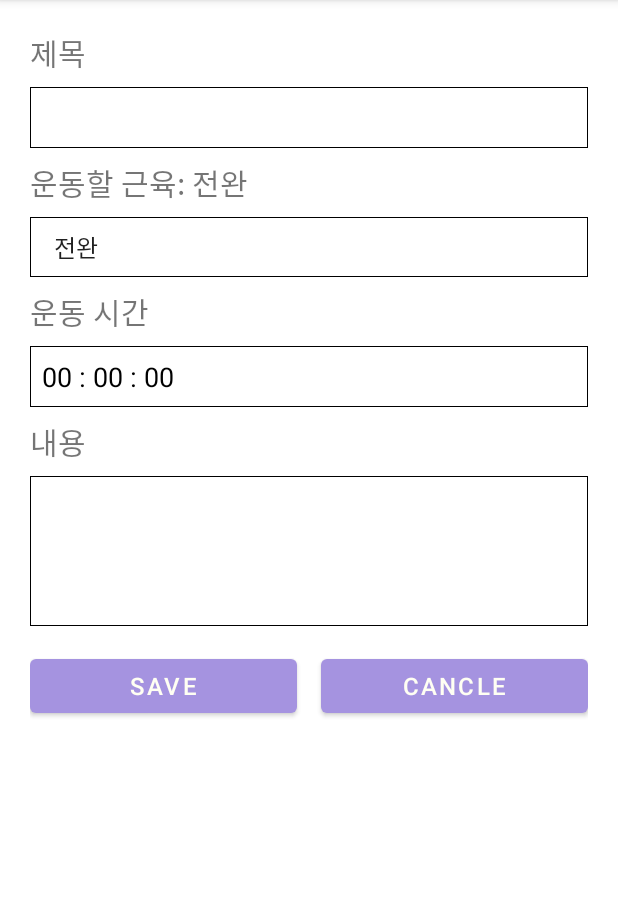
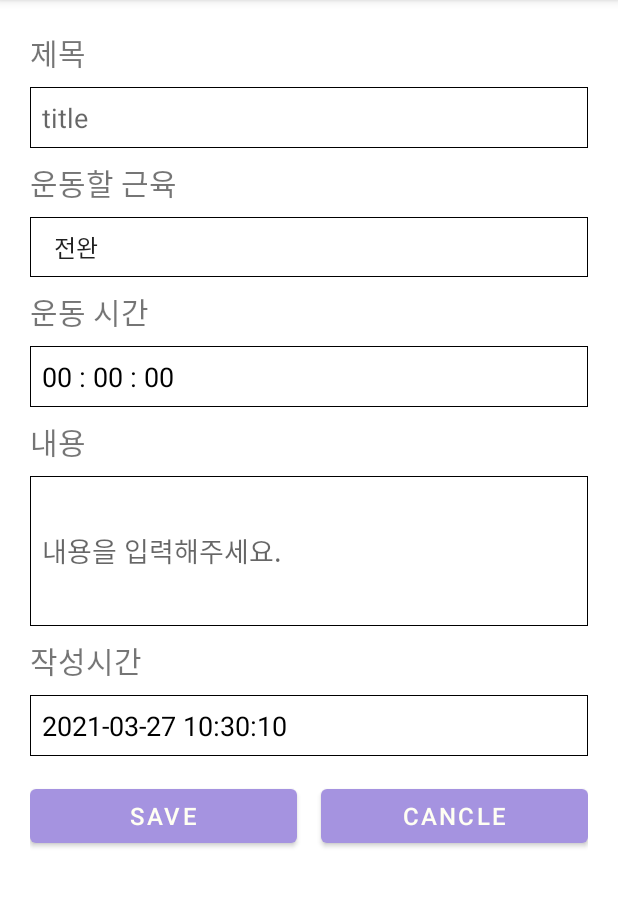
Before and after one commit to youngyin/exercise_helper, an Android app: the screen it shows after launch (DiaryActivity), after a tap on an icon or button, on a phone screen of 412 x 824 dp, the part 84-991 px from its top. Run offline under Robolectric (Android 15) with nearby library versions, the phone set to English and light mode, and no system bars.

Commit message:
connect SQLlite #3
time 변경 가능하도록 수정
time type 변경: text -> timestap
select order by _time

```diff
--- a/exercise_helper_app/app/src/main/java/com/example/exercise_helper/DBHelper.java
+++ b/exercise_helper_app/app/src/main/java/com/example/exercise_helper/DBHelper.java
@@ -36,7 +36,7 @@ public class DBHelper extends SQLiteOpenHelper {
         String mySQL = String.format(
                 "create table if not exists %s (" +
                 "%s integer primary key autoincrement, %s integer default 0,  %s real default 0, " +
-                "%s text, %s text, %s text, %s text);",
+                "%s text, %s text, %s text, %s timestamp);",
                 TABLE_NAME_DIARY,
                 COL_NAME_ID, COL_NAME_DELAY, COL_NAME_AVERAGE,
                 COL_NAME_TITLE, COL_NAME_CATEGORY, COL_NAME_CONTENT, COL_NAME_TIME);
@@ -58,10 +58,7 @@ public class DBHelper extends SQLiteOpenHelper {
         Toast.makeText(context,"삭제되었습니다.",Toast.LENGTH_SHORT).show();
     }
 
-    public void insert(String title, String category, String delay, String content, String average){
-        SimpleDateFormat format1 = new SimpleDateFormat( "yyyy-MM-dd HH:mm:ss");
-        String _time = format1.format(new Date());
-
+    public void insert(String title, String category, String delay, String content, String average, String _time){
         SQLiteOpenHelper myDBHelper = new DBHelper(context);
         SQLiteDatabase sqlDB = myDBHelper.getWritableDatabase();
         ContentValues cv = new ContentValues();
@@ -80,7 +77,7 @@ public class DBHelper extends SQLiteOpenHelper {
         }
     }
 
-    public void update(String _id, String title, String category, String delay, String content){
+    public void update(String _id, String title, String category, String delay, String content, String mTime){
         SQLiteOpenHelper myDBHelper = new DBHelper(context);
         SQLiteDatabase sqlDB = myDBHelper.getWritableDatabase();
 
@@ -89,6 +86,7 @@ public class DBHelper extends SQLiteOpenHelper {
         cv.put(COL_NAME_CATEGORY, category);
         cv.put(COL_NAME_DELAY, delay);
         cv.put(COL_NAME_CONTENT, content);
+        cv.put(COL_NAME_TIME, mTime);
 
         long result = sqlDB.update(TABLE_NAME_DIARY, cv, COL_NAME_ID+"=?", new String[]{_id});
         if (result != -1){
@@ -103,7 +101,7 @@ public class DBHelper extends SQLiteOpenHelper {
         SQLiteDatabase sqlDB = myDBHelper.getWritableDatabase();
 
         String mySQL = String.format(
-                "select %s, %s, %s, %s, %s, %s, %s from %s order by _id DESC;",
+                "select %s, %s, %s, %s, %s, %s, %s from %s order by _time DESC;",
                 COL_NAME_ID, COL_NAME_TITLE, COL_NAME_CATEGORY, COL_NAME_DELAY, COL_NAME_CONTENT, COL_NAME_TIME, COL_NAME_AVERAGE,
                 TABLE_NAME_DIARY);
         Cursor cursor = sqlDB.rawQuery(mySQL, null);
--- a/exercise_helper_app/app/src/main/java/com/example/exercise_helper/DiaryActivity.java
+++ b/exercise_helper_app/app/src/main/java/com/example/exercise_helper/DiaryActivity.java
@@ -19,7 +19,7 @@ public class DiaryActivity extends AppCompatActivity implements View.OnClickList
     private EditText delayEditTV;
     private EditText contentEditTv;
     private EditText idEditTV;
-    private TextView timeTV;
+    private EditText timeEditTV;
     private TextView categoryTV;
     private Spinner categorySpinner;
     private Button cancelBtn;
@@ -54,7 +54,7 @@ public class DiaryActivity extends AppCompatActivity implements View.OnClickList
         titleEditTV = findViewById(R.id.title_editTV);
         delayEditTV = findViewById(R.id.delay_editTV);
         contentEditTv = findViewById(R.id.content_editTV);
-        timeTV = findViewById(R.id.time_textView2);
+        timeEditTV = findViewById(R.id.time_editTV);
         categorySpinner = findViewById(R.id.category_spinner);
         categoryTV = findViewById(R.id.category_textview2);
 
@@ -85,19 +85,21 @@ public class DiaryActivity extends AppCompatActivity implements View.OnClickList
             }
 
             titleEditTV.setText(dictionary.getTitle());
-            categoryTV.setText("운동할 근육: "+dictionary.getCategory() + "");
+            categoryTV.setText("운동할 근육");
             contentEditTv.setText(dictionary.getContent());
             delayEditTV.setText(message);
             idEditTV.setText(dictionary.getId());
-            timeTV.setText(dictionary.getTime());
+            timeEditTV.setText(dictionary.getTime());
 
         } else if(mode.equals(MyPointer.getCREATE_MODE())){ // main -> diary (click image button)
-            timeTV.setText("");
-            timeTV.setHeight(0);
+            SimpleDateFormat format1 = new SimpleDateFormat( "yyyy-MM-dd HH:mm:ss");
+            String myTime = format1.format(new Date());
+            timeEditTV.setText(myTime);
 
             int myTimer = 0;
             String message = String.format("%02d : %02d : %02d", (int)(myTimer/3600), (int)((myTimer/60)%60), (int)(myTimer%60));
             delayEditTV.setText(message);
+
         } else if(mode.equals(MyPointer.getUPDATE_MODE())){ // main -> diary (click recyclerview)
             // 근육 선택창 설정
             String[] musle = getResources().getStringArray(R.array.muscle);
@@ -118,11 +120,11 @@ public class DiaryActivity extends AppCompatActivity implements View.OnClickList
             }
 
             titleEditTV.setText(dictionary.getTitle());
-            categoryTV.setText("운동할 근육: "+dictionary.getCategory() + "");
+            categoryTV.setText("운동할 근육");
             contentEditTv.setText(dictionary.getContent());
             delayEditTV.setText(message);
             idEditTV.setText(dictionary.getId());
-            timeTV.setText(dictionary.getTime());
+            timeEditTV.setText(dictionary.getTime());
 
             // 버튼 설정
             if (!dictionary.getId().equals("")){
@@ -136,13 +138,21 @@ public class DiaryActivity extends AppCompatActivity implements View.OnClickList
     public void onClick(View v) {
         switch (v.getId()){
             case R.id.save_btn :
+                String delay = "0";
                 String title = titleEditTV.getText().toString();
-                String delay = "0";
                 String content = contentEditTv.getText().toString();
+                String myTime = timeEditTV.getText().toString();
+
+                // 유효성 검사
+                if (myTime.matches("^\\d\\d\\d\\d-\\d\\d-\\d\\d \\d\\d:\\d\\d:\\d\\d$")) {
+                    // pass
+                } else {
+                    Toast.makeText(getApplicationContext(), "YYYY-MM-DD hh:mm:ss 형태로 입력해주세요!", Toast.LENGTH_LONG).show();
+                    break;
+                }
 
                 String strDate = delayEditTV.getText().toString();
-                Boolean validation = strDate.matches("^\\d\\d : \\d\\d : \\d\\d$");
-                if (validation) {
+                if (strDate.matches("^\\d\\d : \\d\\d : \\d\\d$")) {
                     strDate = strDate.replaceAll("[^0-9]", "");
                     Integer hour = Integer.parseInt(strDate.charAt(0)+""+strDate.charAt(1));
                     Integer min = Integer.parseInt(strDate.charAt(2)+""+strDate.charAt(3));
@@ -156,12 +166,12 @@ public class DiaryActivity extends AppCompatActivity implements View.OnClickList
 
                 if (mode.equals(MyPointer.getCREATE_EXERCISE_MODE())){ // main -> exercise -> diary
                     String average = dictionary.getAverage();
-                    dbHelper.insert(title, category, delay, content, average);
+                    dbHelper.insert(title, category, delay, content, average, myTime);
                 } else if(mode.equals(MyPointer.getCREATE_MODE())){ // main -> diary (click image button)
                     String average = "0.0000";
-                    dbHelper.insert(title, category, delay, content, average);
+                    dbHelper.insert(title, category, delay, content, average, myTime);
                 } else if(mode.equals(MyPointer.getUPDATE_MODE())){ // main -> diary (click recyclerview)
-                    dbHelper.update(dictionary.getId(), title, category, delay, content);
+                    dbHelper.update(dictionary.getId(), title, category, delay, content, myTime);
                 }
 
                 finish();
@@ -182,11 +192,10 @@ public class DiaryActivity extends AppCompatActivity implements View.OnClickList
     @Override
     public void onItemSelected(AdapterView<?> parent, View view, int position, long id) {
         category = ""+parent.getItemAtPosition(position);
-        categoryTV.setText("운동할 근육: "+category);
+        categoryTV.setText("운동할 근육");
     }
 
     @Override
     public void onNothingSelected(AdapterView<?> parent) {
-        categoryTV.setText("운동할 근육");
     }
 }
--- a/exercise_helper_app/app/src/main/res/layout/activity_diary.xml
+++ b/exercise_helper_app/app/src/main/res/layout/activity_diary.xml
@@ -31,6 +31,7 @@
         android:layout_marginBottom="@dimen/layout_default_space"/>
 
     <EditText
+        android:hint="title"
         android:id="@+id/title_editTV"
         android:padding="@dimen/layout_default_space"
         android:textColor="@color/black"
@@ -66,12 +67,13 @@
 
     <EditText
         android:id="@+id/delay_editTV"
-        android:padding="@dimen/layout_default_space"
-        android:textColor="@color/black"
-        android:background="@drawable/memo_border"
         android:layout_width="match_parent"
         android:layout_height="wrap_content"
-        android:layout_marginBottom="@dimen/layout_default_space"/>
+        android:layout_marginBottom="@dimen/layout_default_space"
+        android:background="@drawable/memo_border"
+        android:hint="00 : 00 : 00"
+        android:padding="@dimen/layout_default_space"
+        android:textColor="@color/black" />
 
     <TextView
         android:layout_width="match_parent"
@@ -81,6 +83,7 @@
         android:layout_marginBottom="@dimen/layout_default_space"/>
 
     <EditText
+        android:hint="내용을 입력해주세요."
         android:id="@+id/content_editTV"
         android:padding="@dimen/layout_default_space"
         android:textColor="@color/black"
@@ -90,11 +93,21 @@
         android:layout_marginBottom="@dimen/layout_default_space"/>
 
     <TextView
-        android:id="@+id/time_textView2"
         android:layout_width="match_parent"
         android:layout_height="wrap_content"
         android:text="작성시간"
-        android:textSize="@dimen/big_title_font_size"/>
+        android:textSize="@dimen/big_title_font_size"
+        android:layout_marginBottom="@dimen/layout_default_space"/>
+
+    <EditText
+        android:hint="yyyy-mm-dd hh:mm:ss"
+        android:id="@+id/time_editTV"
+        android:padding="@dimen/layout_default_space"
+        android:textColor="@color/black"
+        android:background="@drawable/memo_border"
+        android:layout_width="match_parent"
+        android:layout_height="wrap_content"
+        android:layout_marginBottom="@dimen/layout_default_space"/>
 
     <LinearLayout
         android:layout_width="match_parent"
```
Also changed, not shown: 1 other file.
